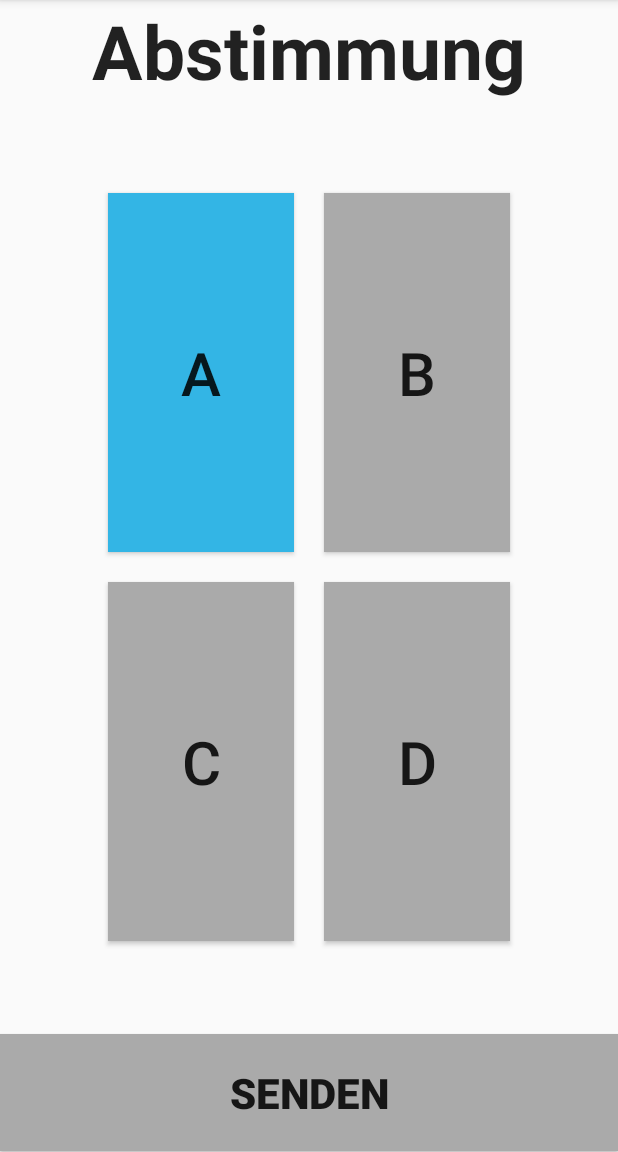
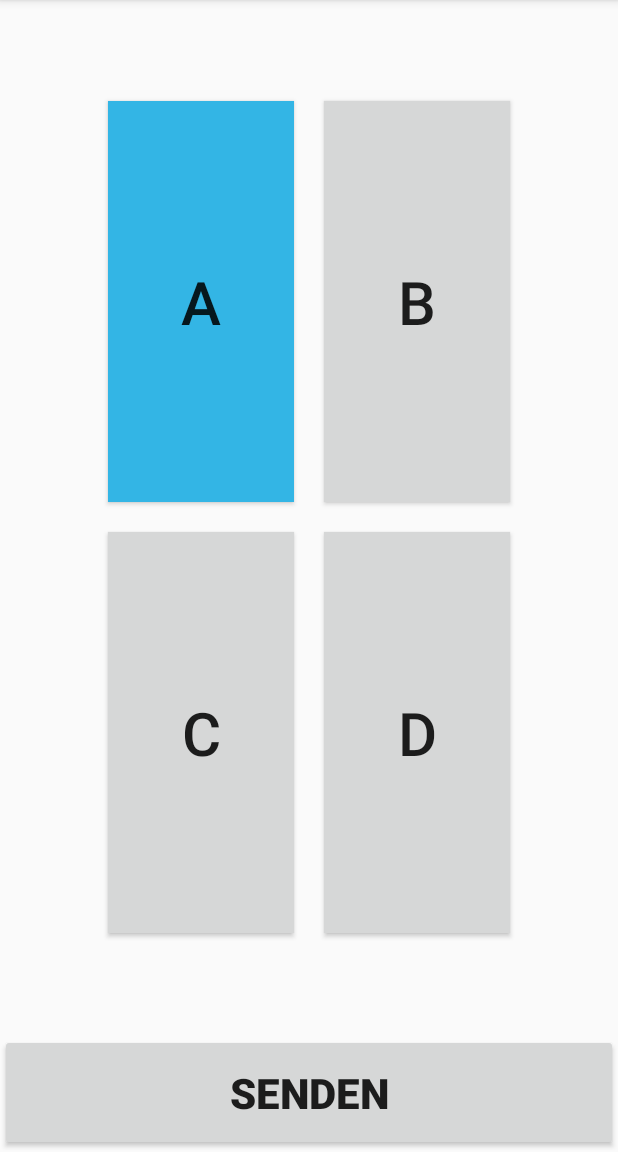
Before and after one commit to SammysHP/rlf-android, an Android app: the fragment VoteFragment shown on its own in the app's theme, after a tap on an icon or button, on a phone screen of 412 x 824 dp, the part 84-1236 px from its top. Run offline under Robolectric (Android 15) with nearby library versions, the phone set to English and light mode, and no system bars.

Commit message:
updated UI appearance (color management) ## fixed bug not being able to use slide gesture when initiated on button area

```diff
--- a/app/src/main/java/org/milderjoghurt/rlf/android/VoteFragment.java
+++ b/app/src/main/java/org/milderjoghurt/rlf/android/VoteFragment.java
@@ -31,12 +31,16 @@ public class VoteFragment extends Fragment {
     private Button[] voteMapping = { null, null, null, null }; // determine which button maps to which vote symbol
     private Button sendButton = null;
     private AnimationDrawable sendBtnUIFeedback = null;
+    private static final int unselectedColor = R.color.button_material_light;
 
     // model
     private boolean[] selectionStates = {false, false, false, false };
-    private static final long LEAST_WAIT_TIME = 30000; // ms
+    private static final long LEAST_WAIT_TIME = 300; // ms
     private long lastVoteTime = 0; // timestamp --> prevent clientside spamming
 
+    public VoteFragment() {
+
+    }
 
     @Override
     public View onCreateView(LayoutInflater inflater, ViewGroup container, Bundle savedInstanceState) {
@@ -59,15 +63,11 @@ public class VoteFragment extends Fragment {
 
                 // set model state
                 selectionStates[i] = !selectionStates[i];
+            }
+        }
 
-                // there was (at least) one selection, so "sending" is enabled
-                sendButton.setEnabled(true);
-            }
-
-            // visual feedback on ui
-            final int btnColor = selectionStates[i] ? getResources().getColor(R.color.vote_button_selected) : getResources().getColor(R.color.vote_button_unselected);
-            voteMapping[i].setBackgroundColor(btnColor);
-        }
+        // ui feedback
+        updateUI();
 
         // TODO:
         // the model state might also be sended here, but this might contradict
@@ -104,19 +104,19 @@ public class VoteFragment extends Fragment {
             // update timestamp
             lastVoteTime = curTime;
 
+            // debug
+            Log.d(LOG_TAG, "voted " + getLastVoteSymbolStr());
+
             // give more ui feedback:
             Toast.makeText(getActivity().getApplicationContext(), MSG_VOTE_SENDED, Toast.LENGTH_SHORT).show();
 
+            // reset model
+            for(int i=0;i<selectionStates.length;++i) {
+                selectionStates[i] = false;
+            }
 
-            for(int i=0;i<selectionStates.length;++i) {
-                selectionStates[i] = false; // reset
-                voteMapping[i].setBackgroundColor(getResources().getColor(R.color.vote_button_unselected));
-            }
-            //sendButton.setEnabled(false); // FIXME should be disabled when nothin selected?
+            updateUI();
         }
-
-        // debug
-        Log.d(LOG_TAG, "voted " + getLastVoteSymbolStr());
     }
 
     private boolean isSelected(int index) {
@@ -128,6 +128,19 @@ public class VoteFragment extends Fragment {
         for(boolean b : selectionStates)
             result |= b;
         return result;
+    }
+
+    /**
+     * Updates UI state, especially element colors
+     */
+    private void updateUI() {
+        for(int i = 0; i < voteMapping.length; ++i) {
+            final int btnColor = selectionStates[i] ? getResources().getColor(R.color.vote_button_selected) : getResources().getColor(unselectedColor);
+            voteMapping[i].setBackgroundColor(btnColor);
+        }
+
+        // there was (at least) one selection, so "sending" is enabled
+        sendButton.setEnabled(isAtLeastOneSelected());
     }
 
     /**
@@ -161,7 +174,6 @@ public class VoteFragment extends Fragment {
             Button btnC = (Button) getView().findViewById(R.id.btnVoteC);
             Button btnD = (Button) getView().findViewById(R.id.btnVoteD);
             sendButton = (Button) getView().findViewById(R.id.btnVoteSend);
-            //sendButton.setEnabled(false);  // FIXME should be disabled when nothin selected? --> usability
 
             View.OnClickListener voteClickListener = new View.OnClickListener() {
                 @Override
@@ -190,9 +202,10 @@ public class VoteFragment extends Fragment {
 
             sendBtnUIFeedback = new AnimationDrawable();
             sendBtnUIFeedback.addFrame(new ColorDrawable(getResources().getColor(R.color.vote_button_selected)), 110);
-            sendBtnUIFeedback.addFrame(new ColorDrawable(getResources().getColor(R.color.vote_button_unselected)), 10);
+            sendBtnUIFeedback.addFrame(new ColorDrawable(getResources().getColor(unselectedColor)), 10); // back to unselected
             sendBtnUIFeedback.setOneShot(true);
 
+            updateUI();
 
         } catch (Exception e) {
             Log.d(LOG_TAG, "gui setup failed in vote fragment");
--- a/app/src/main/res/layout/fragment_vote.xml
+++ b/app/src/main/res/layout/fragment_vote.xml
@@ -4,18 +4,6 @@
     android:layout_height="match_parent"
     android:orientation="vertical"
     tools:context="org.milderjoghurt.rlf.android.VoteFragment">
-
-    <TextView
-        android:id="@+id/txtVoteHeader"
-        android:layout_width="match_parent"
-        android:layout_height="wrap_content"
-        android:layout_gravity="center_horizontal"
-        android:gravity="center_horizontal"
-        android:singleLine="true"
-        android:text="@string/VoteFragHeader"
-        android:textAppearance="?android:attr/textAppearanceLarge"
-        android:textSize="50sp"
-        android:textStyle="bold" />
 
     <Space
         android:layout_width="match_parent"
@@ -40,8 +28,7 @@
             android:layout_gravity="center"
             android:layout_margin="10dp"
             android:layout_weight="1"
-            android:background="@color/vote_button_unselected"
-            android:singleLine="true"
+            android:singleLine="false"
             android:text="@string/VoteFragButtonA"
             android:textSize="40sp" />
 
@@ -52,8 +39,7 @@
             android:layout_gravity="center"
             android:layout_margin="10dp"
             android:layout_weight="1"
-            android:background="@color/vote_button_unselected"
-            android:singleLine="true"
+            android:singleLine="false"
             android:text="@string/VoteFragButtonB"
             android:textSize="40sp" />
 
@@ -81,8 +67,7 @@
             android:layout_gravity="center"
             android:layout_margin="10dp"
             android:layout_weight="1"
-            android:background="@color/vote_button_unselected"
-            android:singleLine="true"
+            android:singleLine="false"
             android:text="@string/VoteFragButtonC"
             android:textSize="40sp" />
 
@@ -93,8 +78,7 @@
             android:layout_gravity="center"
             android:layout_margin="10dp"
             android:layout_weight="1"
-            android:background="@color/vote_button_unselected"
-            android:singleLine="true"
+            android:singleLine="false"
             android:text="@string/VoteFragButtonD"
             android:textSize="40sp" />
 
@@ -113,7 +97,6 @@
         android:id="@+id/btnVoteSend"
         android:layout_width="match_parent"
         android:layout_height="wrap_content"
-        android:background="@color/vote_button_unselected"
         android:enabled="false"
         android:paddingBottom="20dp"
         android:paddingTop="20dp"
--- a/app/src/main/res/values/colors.xml
+++ b/app/src/main/res/values/colors.xml
@@ -7,6 +7,5 @@
     <color name="viewpagerindicator_bg">#333333</color>
     <color name="viewpagerindicator_fg">#ffffff</color>
 
-    <color name="vote_button_unselected">@android:color/darker_gray</color>
     <color name="vote_button_selected">@android:color/holo_blue_light</color>
 </resources>
```
